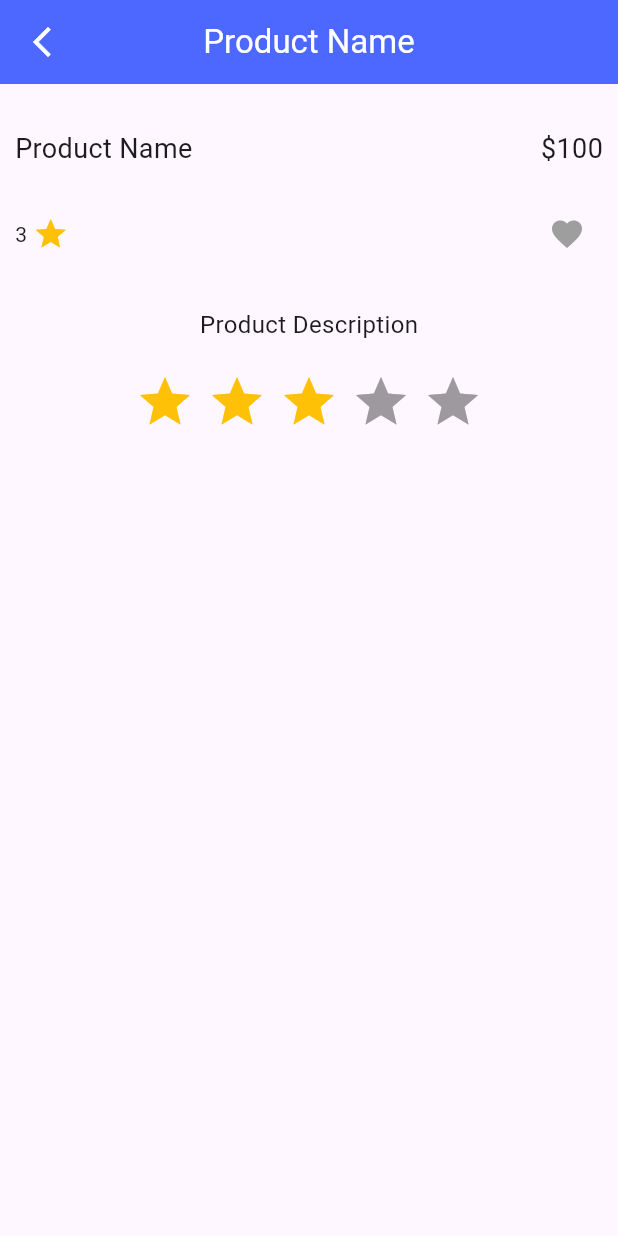
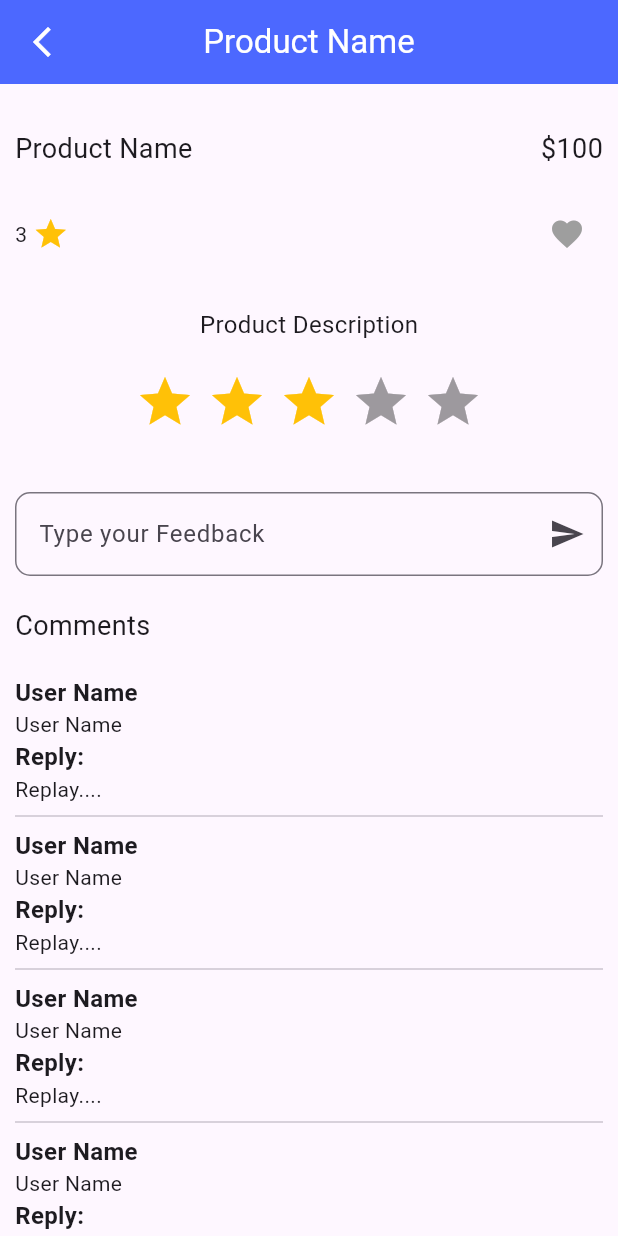
Before and after one commit to Mokassem0/market, a Flutter app: the screen it shows after launch, scrolled down 576 dp, after a tap on "10% off", on a phone screen of 412 x 824 dp. Run offline on Flutter 3.47's test engine with Material 3 defaults, Android fonts, the phone set to English and light mode, and no system bars; drawn by our look-alikes of flutter_rating_bar; our stand-ins replace bloc, flutter_bloc, google_nav_bar; network calls fail.

Commit message:
finish product details view ui & app ui was finished !!!!!

```diff
--- a/lib/product/ui/product_details.dart
+++ b/lib/product/ui/product_details.dart
@@ -1,6 +1,8 @@
 import 'package:flutter/material.dart';
 import 'package:flutter_rating_bar/flutter_rating_bar.dart';
 import 'package:market/core/components/function/AppBar.dart';
+import 'package:market/product/ui/widget/comments_list.dart';
+import 'package:market/views/auth/ui/widget/customformfield.dart';
 
 class ProductDetails extends StatelessWidget {
   const ProductDetails({Key? key}) : super(key: key);
@@ -53,7 +55,7 @@ class ProductDetails extends StatelessWidget {
                   initialRating: 3,
                   minRating: 1,
                   direction: Axis.horizontal,
-                  allowHalfRating: true,
+                  allowHalfRating: false,
                   itemCount: 5,
                   itemPadding: EdgeInsets.symmetric(horizontal: 4.0),
                   itemBuilder:
@@ -62,6 +64,20 @@ class ProductDetails extends StatelessWidget {
                     print(rating);
                   },
                 ),
+                SizedBox(height: 40),
+                CustomTextFormField(
+                  hintText: "Feedback",
+                  labelText: "Type your Feedback",
+                  suffixIcon: Icon(Icons.send),
+                ),
+                SizedBox(height: 20),
+                Row(
+                  mainAxisAlignment: MainAxisAlignment.start,
+
+                  children: [Text("Comments", style: TextStyle(fontSize: 18))],
+                ),
+                SizedBox(height: 20),
+                CommentList(),
               ],
             ),
           ),
--- /dev/null
+++ b/lib/product/ui/widget/comments_list.dart
@@ -0,0 +1,20 @@
+
+import 'package:flutter/material.dart';
+import 'package:market/product/ui/widget/user_comment.dart';
+
+class CommentList extends StatelessWidget {
+  const CommentList({
+    super.key,
+  });
+
+  @override
+  Widget build(BuildContext context) {
+    return ListView.separated(
+      shrinkWrap: true,
+      physics: NeverScrollableScrollPhysics(),
+      itemBuilder: (context, index) => UserComment(),
+      separatorBuilder: (context, index) => Divider(),
+      itemCount: 10,
+    );
+  }
+}
--- /dev/null
+++ b/lib/product/ui/widget/user_comment.dart
@@ -0,0 +1,31 @@
+import 'package:flutter/material.dart';
+
+class UserComment extends StatelessWidget {
+  const UserComment({super.key});
+
+  @override
+  Widget build(BuildContext context) {
+    return Column(
+      children: [
+        Row(
+          children: [
+            Text(
+              "User Name",
+              style: TextStyle(fontSize: 16, fontWeight: FontWeight.bold),
+            ),
+          ],
+        ),
+        Row(children: [Text("User Name", style: TextStyle(fontSize: 14))]),
+        Row(
+          children: [
+            Text(
+              "Reply:",
+              style: TextStyle(fontSize: 16, fontWeight: FontWeight.bold),
+            ),
+          ],
+        ),
+        Row(children: [Text("Replay....", style: TextStyle(fontSize: 14))]),
+      ],
+    );
+  }
+}
```
